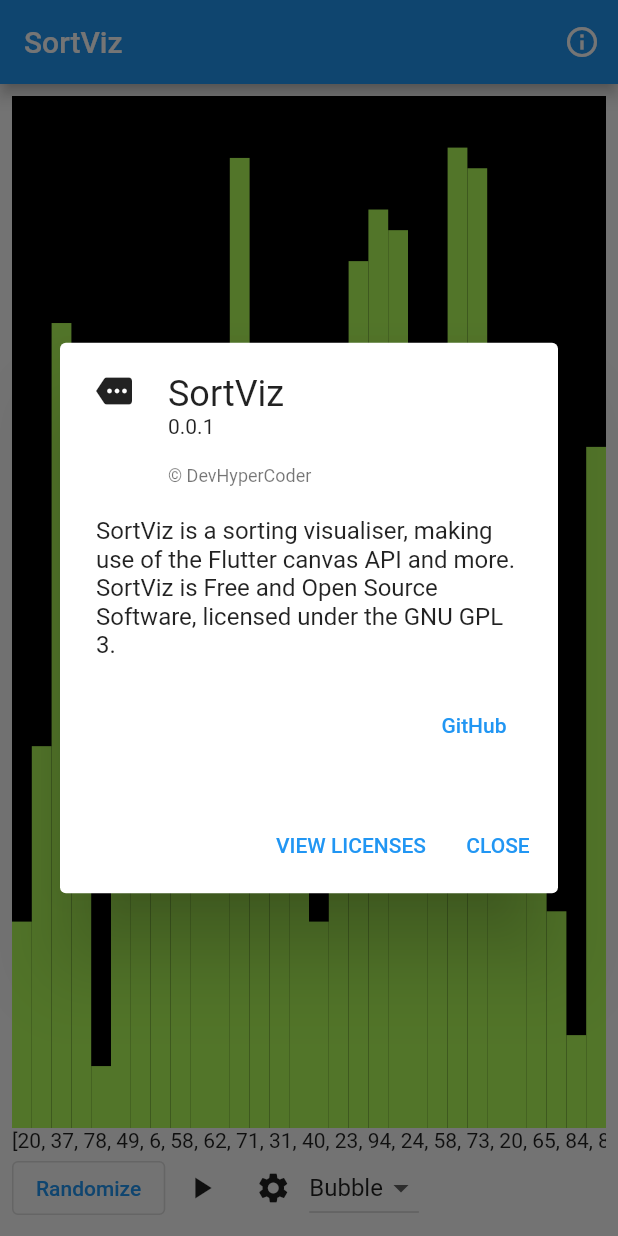
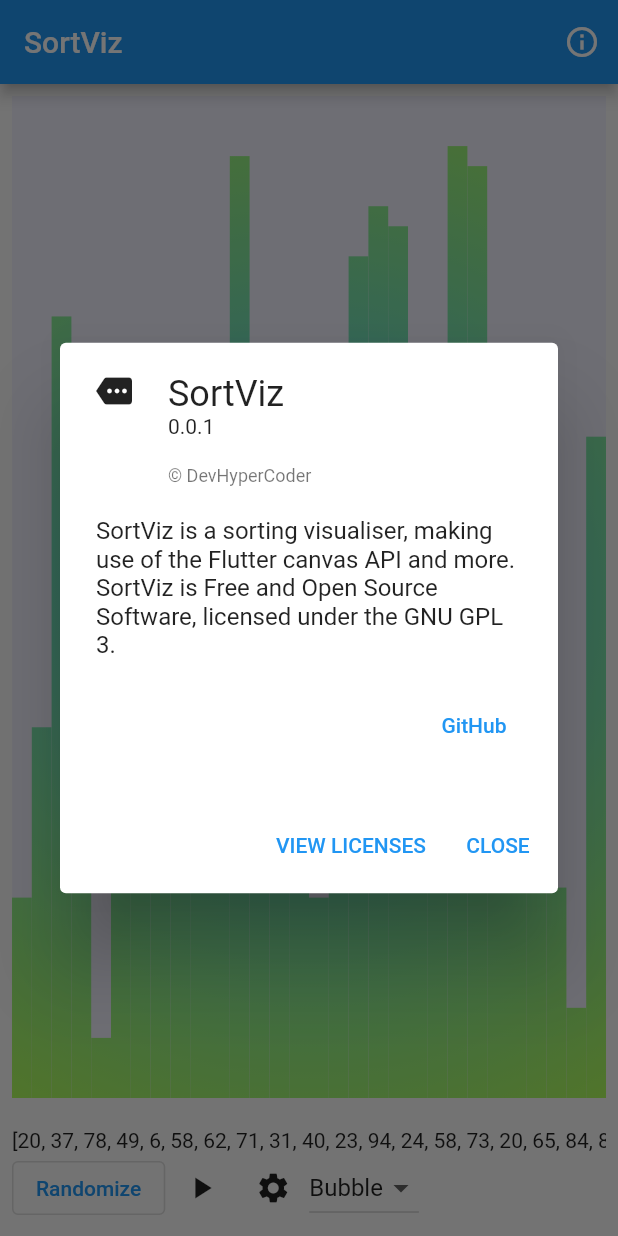
Before and after one commit to DevHyperCoder/sortviz, a Flutter app: the screen it shows after launch, after a tap on the "info outline" icon, on a phone screen of 412 x 824 dp. Run offline on Flutter 3.47's test engine with Material 2 defaults, Android fonts, the phone set to English and light mode, and no system bars; our stand-ins replace flutter_form_builder.

Commit message:
Add gradient + add margin top for text

```diff
--- a/lib/SortViz.dart
+++ b/lib/SortViz.dart
@@ -1,5 +1,5 @@
 import 'package:flutter/material.dart';
-import 'package:flutter/widgets.dart';
+import 'dart:ui' as ui;
 
 class SortViz extends StatelessWidget {
   final List<int> array;
@@ -25,17 +25,27 @@ class _SortVizPainter extends CustomPainter {
   void paint(Canvas canvas, Size size) {
     final box = Rect.fromLTRB(0, 0, size.width, size.height);
     final paint = Paint();
+    paint.color = Color.fromARGB(255, 240, 240, 253);
     canvas.drawRect(box, paint);
 
     paint.color = Colors.lightGreenAccent;
+    //ui.Gradient.radial(c, radius, colors)
+    paint.shader = ui.Gradient.radial(
+        Offset(size.width / 2, size.height / 2), size.width / 0.75, [
+      Colors.lightBlueAccent,
+      Colors.lightGreenAccent,
+    ], [
+      0.0,
+      0.75
+    ]);
 
     final lineWidth = (size.width) / array.length;
     final unitH = size.height / 100;
     double prev = 0;
 
     array.forEach((element) {
-      final e = Rect.fromLTRB(prev, size.height - (element * unitH),
-          prev + lineWidth, size.height);
+      final e = Rect.fromLTRB(
+          prev, size.height - (element * unitH), prev + lineWidth, size.height);
       canvas.drawRect(e, paint);
       prev += lineWidth;
     });
--- a/lib/home.dart
+++ b/lib/home.dart
@@ -127,9 +127,12 @@ class _HomePageState extends State {
                     child: Column(
                       children: [
                         Expanded(child: SortViz(array: snap.data as List<int>)),
-                        SingleChildScrollView(
-                          child: Text(snap.data.toString()),
-                          scrollDirection: Axis.horizontal,
+                        Padding(
+                          padding: EdgeInsets.fromLTRB(0, 20, 0, 0),
+                          child: SingleChildScrollView(
+                            child: Text(snap.data.toString()),
+                            scrollDirection: Axis.horizontal,
+                          ),
                         ),
                       ],
                     ),
```
